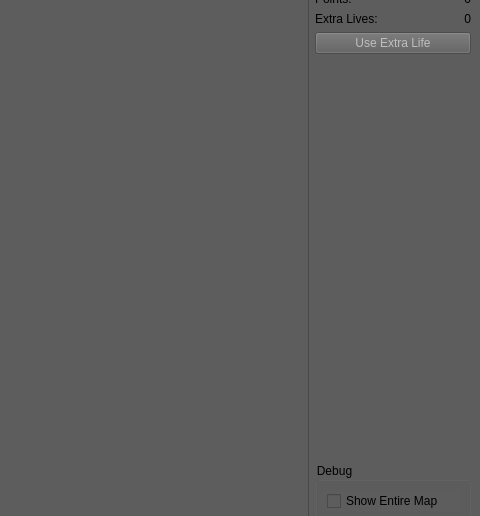
Before: the Qt Designer form dun_gen.ui in Axident/dun_gen, drawn with Qt 5; both pictures show x 510 to 990 and y 144 to 660 of the 990 by 831 pixel window.
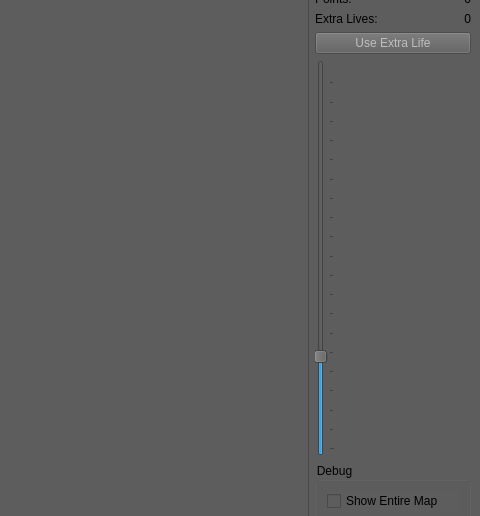
After: the same form once the commit is applied.

Commit message: smooth anims for projectiles, made self 1st class actor

What changed in the file:
```diff
--- a/dun_gen.ui
+++ b/dun_gen.ui
@@ -19,17 +19,29 @@
   <widget class="QWidget" name="centralwidget">
    <layout class="QGridLayout" name="gridLayout_3">
     <item row="5" column="1">
-     <spacer name="verticalSpacer">
+     <widget class="QSlider" name="map_size">
+      <property name="minimum">
+       <number>10</number>
+      </property>
+      <property name="maximum">
+       <number>1000</number>
+      </property>
+      <property name="singleStep">
+       <number>10</number>
+      </property>
+      <property name="sliderPosition">
+       <number>250</number>
+      </property>
       <property name="orientation">
        <enum>Qt::Vertical</enum>
       </property>
-      <property name="sizeHint" stdset="0">
-       <size>
-        <width>20</width>
-        <height>691</height>
-       </size>
+      <property name="tickPosition">
+       <enum>QSlider::TicksBelow</enum>
       </property>
-     </spacer>
+      <property name="tickInterval">
+       <number>50</number>
+      </property>
+     </widget>
     </item>
     <item row="8" column="0" colspan="2">
      <widget class="QPushButton" name="doit">
```
Left out of the diff: 42 changed lines with no effect on the pictures. The commit also changes 3 other files.
